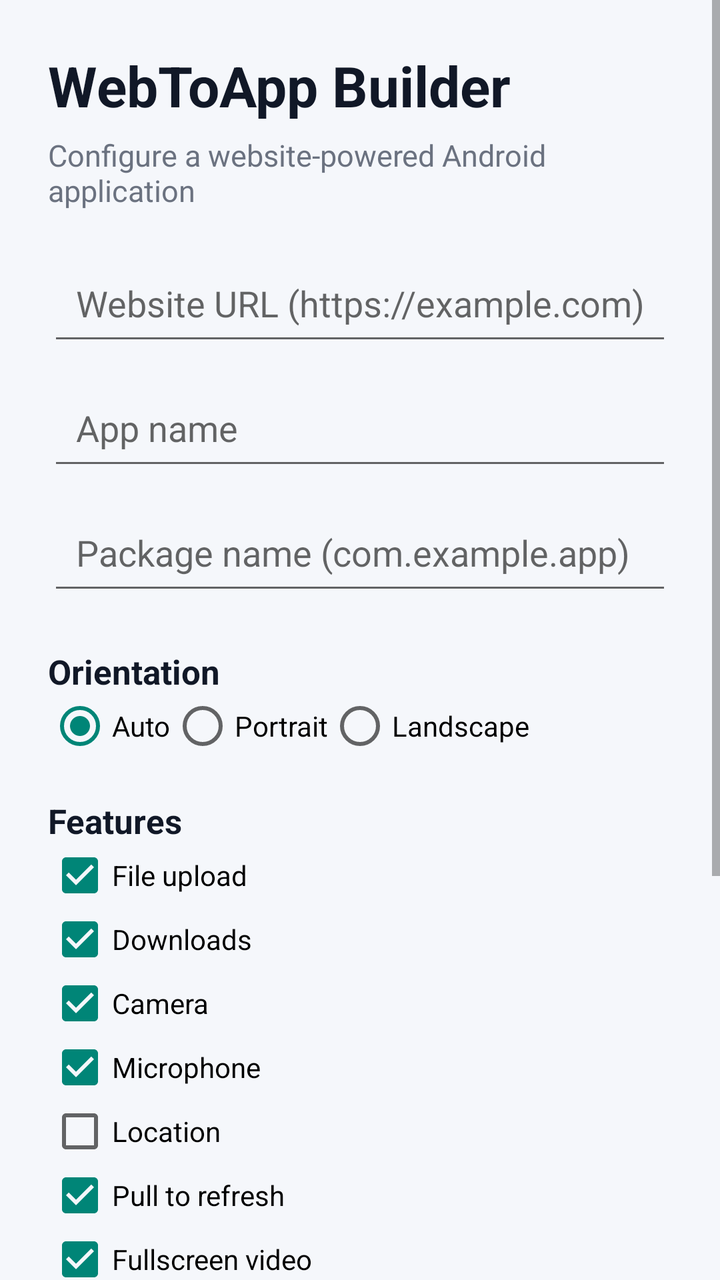
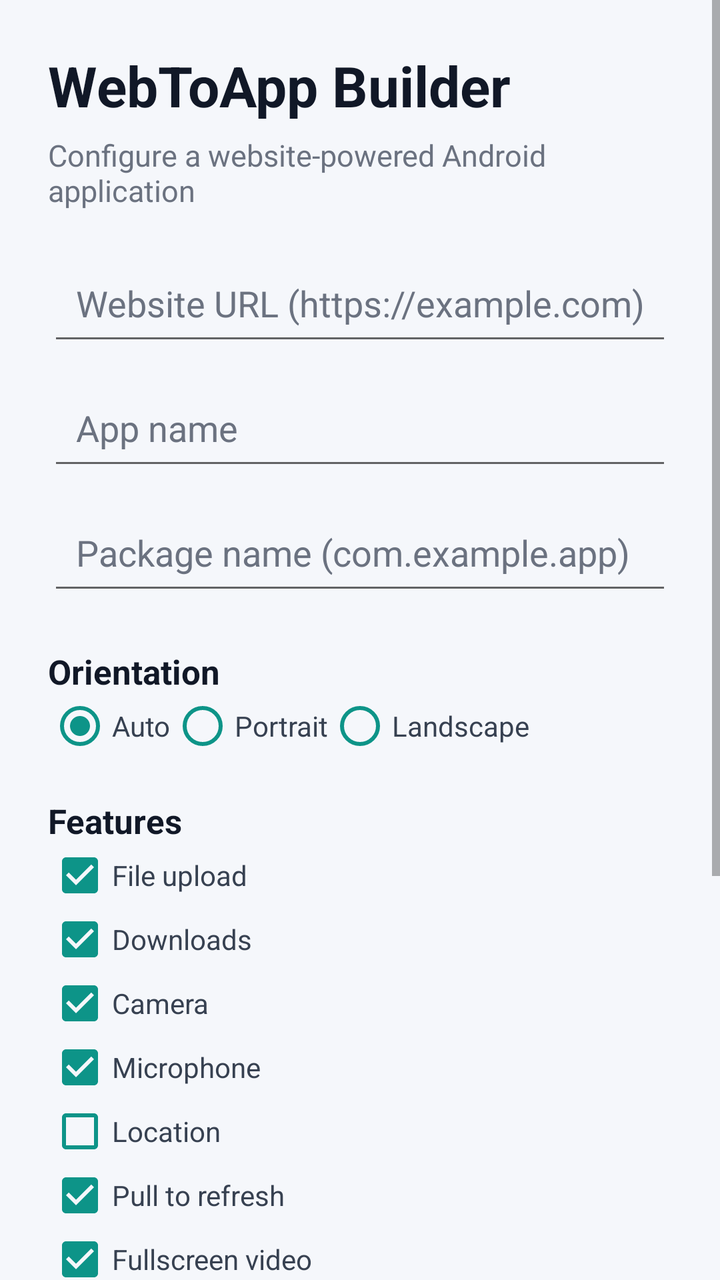

Screens rendered from an Android XML layout before and after an edit, with the pre-edit source and the edit as a unified diff.
<!-- AndroidManifest.xml: application theme Theme.WebToApp -->
<!-- res/layout/activity_main.xml -->
<?xml version="1.0" encoding="utf-8"?>
<ScrollView xmlns:android="http://schemas.android.com/apk/res/android"
    android:layout_width="match_parent"
    android:layout_height="match_parent"
    android:fillViewport="true"
    android:background="#F5F7FB">

    <LinearLayout
        android:layout_width="match_parent"
        android:layout_height="wrap_content"
        android:orientation="vertical"
        android:padding="24dp">

        <TextView
            android:layout_width="wrap_content"
            android:layout_height="wrap_content"
            android:text="WebToApp Builder"
            android:textColor="#111827"
            android:textSize="28sp"
            android:textStyle="bold" />

        <TextView
            android:layout_width="wrap_content"
            android:layout_height="wrap_content"
            android:layout_marginTop="6dp"
            android:layout_marginBottom="20dp"
            android:text="Configure a website-powered Android application"
            android:textColor="#6B7280"
            android:textSize="15sp" />

        <EditText
            android:id="@+id/websiteUrl"
            android:layout_width="match_parent"
            android:layout_height="wrap_content"
            android:hint="Website URL (https://example.com)"
            android:inputType="textUri"
            android:padding="14dp" />

        <EditText
            android:id="@+id/appName"
            android:layout_width="match_parent"
            android:layout_height="wrap_content"
            android:layout_marginTop="10dp"
            android:hint="App name"
            android:inputType="textCapWords"
            android:padding="14dp" />

        <EditText
            android:id="@+id/packageName"
            android:layout_width="match_parent"
            android:layout_height="wrap_content"
            android:layout_marginTop="10dp"
            android:hint="Package name (com.example.app)"
            android:inputType="textNoSuggestions"
            android:padding="14dp" />

        <TextView
            android:layout_width="wrap_content"
            android:layout_height="wrap_content"
            android:layout_marginTop="22dp"
            android:text="Orientation"
            android:textColor="#111827"
            android:textSize="17sp"
            android:textStyle="bold" />

        <RadioGroup
            android:id="@+id/orientationGroup"
            android:layout_width="match_parent"
            android:layout_height="wrap_content"
            android:orientation="horizontal">
            <RadioButton android:id="@+id/orientationAuto" android:layout_width="wrap_content" android:layout_height="wrap_content" android:text="Auto" android:checked="true" />
            <RadioButton android:id="@+id/orientationPortrait" android:layout_width="wrap_content" android:layout_height="wrap_content" android:text="Portrait" />
            <RadioButton android:id="@+id/orientationLandscape" android:layout_width="wrap_content" android:layout_height="wrap_content" android:text="Landscape" />
        </RadioGroup>

        <TextView
            android:layout_width="wrap_content"
            android:layout_height="wrap_content"
            android:layout_marginTop="20dp"
            android:text="Features"
            android:textColor="#111827"
            android:textSize="17sp"
            android:textStyle="bold" />

        <CheckBox android:id="@+id/featureUpload" android:layout_width="wrap_content" android:layout_height="wrap_content" android:text="File upload" android:checked="true" />
        <CheckBox android:id="@+id/featureDownloads" android:layout_width="wrap_content" android:layout_height="wrap_content" android:text="Downloads" android:checked="true" />
        <CheckBox android:id="@+id/featureCamera" android:layout_width="wrap_content" android:layout_height="wrap_content" android:text="Camera" android:checked="true" />
        <CheckBox android:id="@+id/featureMicrophone" android:layout_width="wrap_content" android:layout_height="wrap_content" android:text="Microphone" android:checked="true" />
        <CheckBox android:id="@+id/featureLocation" android:layout_width="wrap_content" android:layout_height="wrap_content" android:text="Location" />
        <CheckBox android:id="@+id/featureRefresh" android:layout_width="wrap_content" android:layout_height="wrap_content" android:text="Pull to refresh" android:checked="true" />
        <CheckBox android:id="@+id/featureFullscreen" android:layout_width="wrap_content" android:layout_height="wrap_content" android:text="Fullscreen video" android:checked="true" />
        <CheckBox android:id="@+id/featureShare" android:layout_width="wrap_content" android:layout_height="wrap_content" android:text="Share support" android:checked="true" />
        <CheckBox android:id="@+id/featureOffline" android:layout_width="wrap_content" android:layout_height="wrap_content" android:text="Offline handling" android:checked="true" />

        <Button
            android:id="@+id/generateButton"
            android:layout_width="match_parent"
            android:layout_height="56dp"
            android:layout_marginTop="22dp"
            android:text="Generate Configuration"
            android:textStyle="bold" />

        <Button
            android:id="@+id/previewButton"
            android:layout_width="match_parent"
            android:layout_height="56dp"
            android:layout_marginTop="8dp"
            android:text="Preview Website" />

        <TextView
            android:id="@+id/resultText"
            android:layout_width="match_parent"
            android:layout_height="wrap_content"
            android:layout_marginTop="18dp"
            android:paddingBottom="24dp"
            android:textColor="#374151"
            android:textIsSelectable="true"
            android:textSize="13sp" />
    </LinearLayout>
</ScrollView>
<!-- resources referenced by this layout -->
<resources>
  <style name="Theme.WebToApp" parent="Theme.AppCompat.DayNight.NoActionBar">
          <item name="android:windowActionModeOverlay">true</item>
          <item name="android:windowNoTitle">true</item>
          <item name="android:colorAccent">#0D47A1</item>
          <item name="android:navigationBarColor">#000000</item>
          <item name="android:statusBarColor">#000000</item>
      </style>
</resources>

<!-- the commit's change to res/layout/activity_main.xml (unified diff, before → after) -->
@@ -11,110 +11,33 @@
         android:orientation="vertical"
         android:padding="24dp">
 
-        <TextView
-            android:layout_width="wrap_content"
-            android:layout_height="wrap_content"
-            android:text="WebToApp Builder"
-            android:textColor="#111827"
-            android:textSize="28sp"
-            android:textStyle="bold" />
+        <TextView android:layout_width="wrap_content" android:layout_height="wrap_content" android:text="WebToApp Builder" android:textColor="#111827" android:textSize="28sp" android:textStyle="bold" />
+        <TextView android:layout_width="wrap_content" android:layout_height="wrap_content" android:layout_marginTop="6dp" android:layout_marginBottom="20dp" android:text="Configure a website-powered Android application" android:textColor="#6B7280" android:textSize="15sp" />
 
-        <TextView
-            android:layout_width="wrap_content"
-            android:layout_height="wrap_content"
-            android:layout_marginTop="6dp"
-            android:layout_marginBottom="20dp"
-            android:text="Configure a website-powered Android application"
-            android:textColor="#6B7280"
-            android:textSize="15sp" />
+        <EditText android:id="@+id/websiteUrl" android:layout_width="match_parent" android:layout_height="wrap_content" android:hint="Website URL (https://example.com)" android:inputType="textUri" android:padding="14dp" android:textColor="#111827" android:textColorHint="#6B7280" />
+        <EditText android:id="@+id/appName" android:layout_width="match_parent" android:layout_height="wrap_content" android:layout_marginTop="10dp" android:hint="App name" android:inputType="textCapWords" android:padding="14dp" android:textColor="#111827" android:textColorHint="#6B7280" />
+        <EditText android:id="@+id/packageName" android:layout_width="match_parent" android:layout_height="wrap_content" android:layout_marginTop="10dp" android:hint="Package name (com.example.app)" android:inputType="textNoSuggestions" android:padding="14dp" android:textColor="#111827" android:textColorHint="#6B7280" />
 
-        <EditText
-            android:id="@+id/websiteUrl"
-            android:layout_width="match_parent"
-            android:layout_height="wrap_content"
-            android:hint="Website URL (https://example.com)"
-            android:inputType="textUri"
-            android:padding="14dp" />
-
-        <EditText
-            android:id="@+id/appName"
-            android:layout_width="match_parent"
-            android:layout_height="wrap_content"
-            android:layout_marginTop="10dp"
-            android:hint="App name"
-            android:inputType="textCapWords"
-            android:padding="14dp" />
-
-        <EditText
-            android:id="@+id/packageName"
-            android:layout_width="match_parent"
-            android:layout_height="wrap_content"
-            android:layout_marginTop="10dp"
-            android:hint="Package name (com.example.app)"
-            android:inputType="textNoSuggestions"
-            android:padding="14dp" />
-
-        <TextView
-            android:layout_width="wrap_content"
-            android:layout_height="wrap_content"
-            android:layout_marginTop="22dp"
-            android:text="Orientation"
-            android:textColor="#111827"
-            android:textSize="17sp"
-            android:textStyle="bold" />
-
-        <RadioGroup
-            android:id="@+id/orientationGroup"
-            android:layout_width="match_parent"
-            android:layout_height="wrap_content"
-            android:orientation="horizontal">
-            <RadioButton android:id="@+id/orientationAuto" android:layout_width="wrap_content" android:layout_height="wrap_content" android:text="Auto" android:checked="true" />
-            <RadioButton android:id="@+id/orientationPortrait" android:layout_width="wrap_content" android:layout_height="wrap_content" android:text="Portrait" />
-            <RadioButton android:id="@+id/orientationLandscape" android:layout_width="wrap_content" android:layout_height="wrap_content" android:text="Landscape" />
+        <TextView android:layout_width="wrap_content" android:layout_height="wrap_content" android:layout_marginTop="22dp" android:text="Orientation" android:textColor="#111827" android:textSize="17sp" android:textStyle="bold" />
+        <RadioGroup android:id="@+id/orientationGroup" android:layout_width="match_parent" android:layout_height="wrap_content" android:orientation="horizontal">
+            <RadioButton android:id="@+id/orientationAuto" android:layout_width="wrap_content" android:layout_height="wrap_content" android:text="Auto" android:textColor="#374151" android:buttonTint="#0D9488" android:checked="true" />
+            <RadioButton android:id="@+id/orientationPortrait" android:layout_width="wrap_content" android:layout_height="wrap_content" android:text="Portrait" android:textColor="#374151" android:buttonTint="#0D9488" />
+            <RadioButton android:id="@+id/orientationLandscape" android:layout_width="wrap_content" android:layout_height="wrap_content" android:text="Landscape" android:textColor="#374151" android:buttonTint="#0D9488" />
         </RadioGroup>
 
-        <TextView
-            android:layout_width="wrap_content"
-            android:layout_height="wrap_content"
-            android:layout_marginTop="20dp"
-            android:text="Features"
-            android:textColor="#111827"
-            android:textSize="17sp"
-            android:textStyle="bold" />
+        <TextView android:layout_width="wrap_content" android:layout_height="wrap_content" android:layout_marginTop="20dp" android:text="Features" android:textColor="#111827" android:textSize="17sp" android:textStyle="bold" />
+        <CheckBox android:id="@+id/featureUpload" android:layout_width="wrap_content" android:layout_height="wrap_content" android:text="File upload" android:textColor="#374151" android:buttonTint="#0D9488" android:checked="true" />
+        <CheckBox android:id="@+id/featureDownloads" android:layout_width="wrap_content" android:layout_height="wrap_content" android:text="Downloads" android:textColor="#374151" android:buttonTint="#0D9488" android:checked="true" />
+        <CheckBox android:id="@+id/featureCamera" android:layout_width="wrap_content" android:layout_height="wrap_content" android:text="Camera" android:textColor="#374151" android:buttonTint="#0D9488" android:checked="true" />
+        <CheckBox android:id="@+id/featureMicrophone" android:layout_width="wrap_content" android:layout_height="wrap_content" android:text="Microphone" android:textColor="#374151" android:buttonTint="#0D9488" android:checked="true" />
+        <CheckBox android:id="@+id/featureLocation" android:layout_width="wrap_content" android:layout_height="wrap_content" android:text="Location" android:textColor="#374151" android:buttonTint="#0D9488" />
+        <CheckBox android:id="@+id/featureRefresh" android:layout_width="wrap_content" android:layout_height="wrap_content" android:text="Pull to refresh" android:textColor="#374151" android:buttonTint="#0D9488" android:checked="true" />
+        <CheckBox android:id="@+id/featureFullscreen" android:layout_width="wrap_content" android:layout_height="wrap_content" android:text="Fullscreen video" android:textColor="#374151" android:buttonTint="#0D9488" android:checked="true" />
+        <CheckBox android:id="@+id/featureShare" android:layout_width="wrap_content" android:layout_height="wrap_content" android:text="Share support" android:textColor="#374151" android:buttonTint="#0D9488" android:checked="true" />
+        <CheckBox android:id="@+id/featureOffline" android:layout_width="wrap_content" android:layout_height="wrap_content" android:text="Offline handling" android:textColor="#374151" android:buttonTint="#0D9488" android:checked="true" />
 
-        <CheckBox android:id="@+id/featureUpload" android:layout_width="wrap_content" android:layout_height="wrap_content" android:text="File upload" android:checked="true" />
-        <CheckBox android:id="@+id/featureDownloads" android:layout_width="wrap_content" android:layout_height="wrap_content" android:text="Downloads" android:checked="true" />
-        <CheckBox android:id="@+id/featureCamera" android:layout_width="wrap_content" android:layout_height="wrap_content" android:text="Camera" android:checked="true" />
-        <CheckBox android:id="@+id/featureMicrophone" android:layout_width="wrap_content" android:layout_height="wrap_content" android:text="Microphone" android:checked="true" />
-        <CheckBox android:id="@+id/featureLocation" android:layout_width="wrap_content" android:layout_height="wrap_content" android:text="Location" />
-        <CheckBox android:id="@+id/featureRefresh" android:layout_width="wrap_content" android:layout_height="wrap_content" android:text="Pull to refresh" android:checked="true" />
-        <CheckBox android:id="@+id/featureFullscreen" android:layout_width="wrap_content" android:layout_height="wrap_content" android:text="Fullscreen video" android:checked="true" />
-        <CheckBox android:id="@+id/featureShare" android:layout_width="wrap_content" android:layout_height="wrap_content" android:text="Share support" android:checked="true" />
-        <CheckBox android:id="@+id/featureOffline" android:layout_width="wrap_content" android:layout_height="wrap_content" android:text="Offline handling" android:checked="true" />
-
-        <Button
-            android:id="@+id/generateButton"
-            android:layout_width="match_parent"
-            android:layout_height="56dp"
-            android:layout_marginTop="22dp"
-            android:text="Generate Configuration"
-            android:textStyle="bold" />
-
-        <Button
-            android:id="@+id/previewButton"
-            android:layout_width="match_parent"
-            android:layout_height="56dp"
-            android:layout_marginTop="8dp"
-            android:text="Preview Website" />
-
-        <TextView
-            android:id="@+id/resultText"
-            android:layout_width="match_parent"
-            android:layout_height="wrap_content"
-            android:layout_marginTop="18dp"
-            android:paddingBottom="24dp"
-            android:textColor="#374151"
-            android:textIsSelectable="true"
-            android:textSize="13sp" />
+        <Button android:id="@+id/generateButton" android:layout_width="match_parent" android:layout_height="56dp" android:layout_marginTop="22dp" android:text="Generate Configuration" android:textStyle="bold" />
+        <Button android:id="@+id/previewButton" android:layout_width="match_parent" android:layout_height="56dp" android:layout_marginTop="8dp" android:text="Preview Website" />
+        <TextView android:id="@+id/resultText" android:layout_width="match_parent" android:layout_height="wrap_content" android:layout_marginTop="18dp" android:paddingBottom="24dp" android:textColor="#374151" android:textIsSelectable="true" android:textSize="13sp" />
     </LinearLayout>
 </ScrollView>
